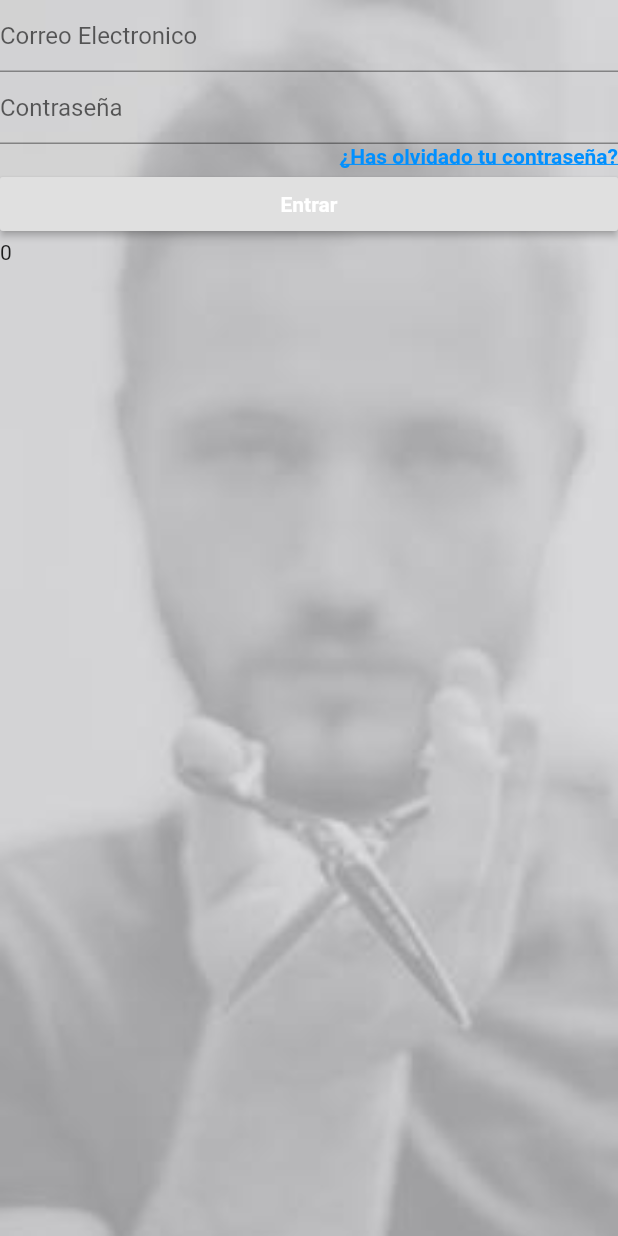
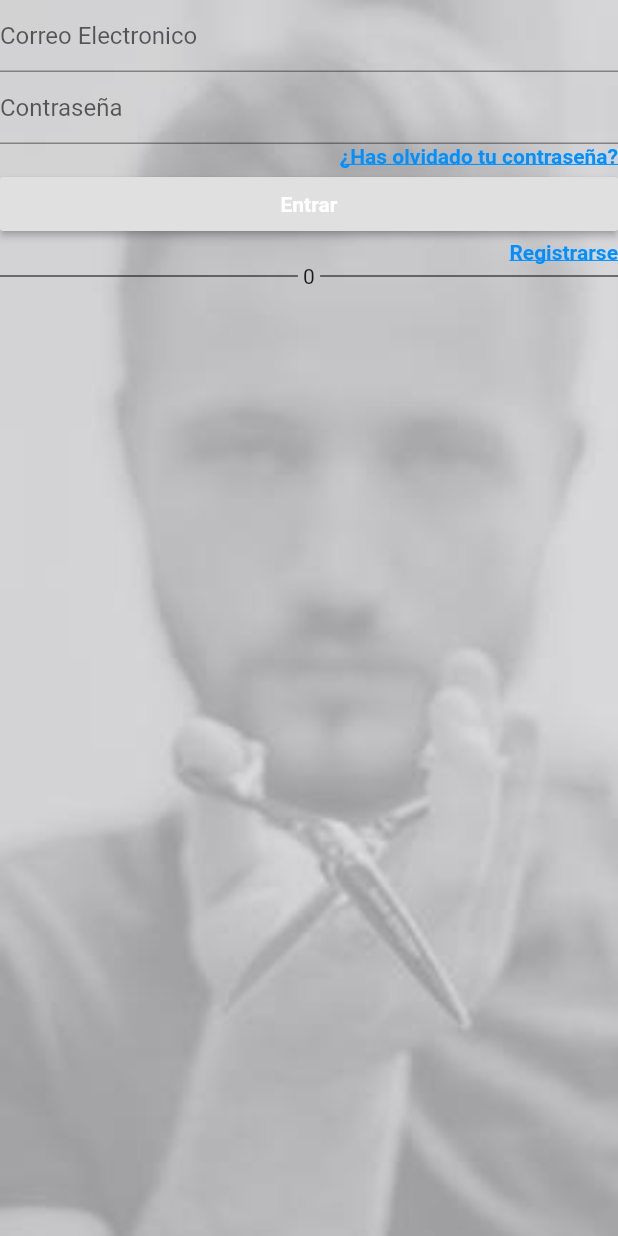
Before and after one commit to Canarygo1/cutHair, a Flutter app: the screen it shows after launch, on a phone screen of 412 x 824 dp. Run offline on Flutter 3.47's test engine with Material 2 defaults, Android fonts, the phone set to English and light mode, and no system bars.

Commit message:
login prueba

```diff
--- a/lib/login.dart
+++ b/lib/login.dart
@@ -91,11 +91,12 @@ class login extends StatelessWidget {
       padding: EdgeInsets.fromLTRB(0.0, 0.0, 0.0, 0.0),
       child: Row(
         children: [
-          Divider(),
+
+          Expanded(child: Divider(height: 1)),
           Text(
-              '0'
+              ' 0 '
           ),
-          Divider(),
+          Expanded(child: Divider(height: 1)),
         ],
       ),
     );
@@ -117,6 +118,7 @@ class login extends StatelessWidget {
             passWordTextField(),
             TextForgetPassword(),
             buttonLoginIn(),
+            TextRegister(),
             lineDivisor(),
 
           ],
--- a/lib/main.dart
+++ b/lib/main.dart
@@ -10,6 +10,7 @@ class MyApp extends StatelessWidget {
     return MaterialApp(
       title: 'Flutter Demo',
       theme: ThemeData(
+        dividerColor: Colors.black,
         primarySwatch: Colors.blue,
       ),
       home: login(),
```
